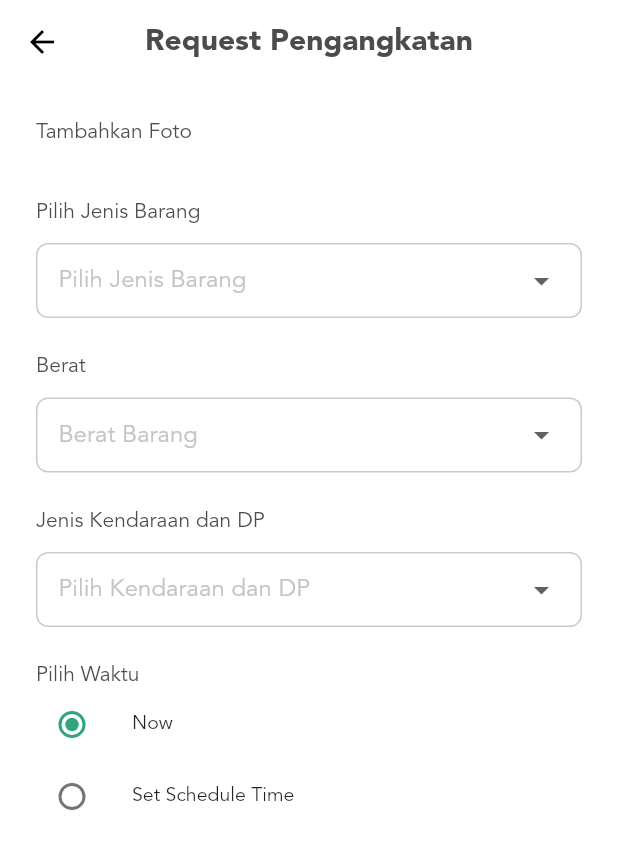
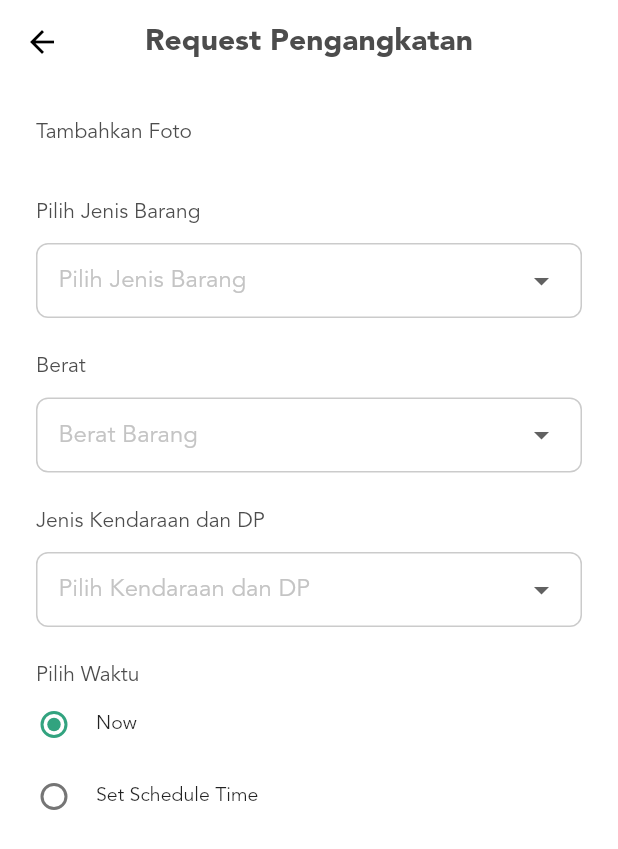
Before and after one commit to priambudiLB/trashi-mobile, a Flutter app: the screen it shows after launch, on a phone screen of 412 x 824 dp. Shown: the top 849 px of the screen. Run offline on Flutter 3.47's test engine with Material 2 defaults, Android fonts, the phone set to English and light mode, and no system bars; our stand-ins replace file_picker, flutter_svg, formz, google_maps_flutter, image_picker, logger and 1 more; project files that could hold a hidden picture were left out.

Commit message:
fix position radio button

```diff
--- a/lib/pages/form_request_pengangkatan/form_request_pengangkatan.dart
+++ b/lib/pages/form_request_pengangkatan/form_request_pengangkatan.dart
@@ -84,7 +84,10 @@ class _FormRequestPengangkatanState extends State<FormRequestPengangkatan> {
               dense: true,
               contentPadding: EdgeInsets.all(0),
               minVerticalPadding: 0,
+              horizontalTitleGap: 0,
               leading: Radio<TimeType>(
+                materialTapTargetSize: MaterialTapTargetSize.shrinkWrap,
+                visualDensity: VisualDensity(horizontal: -4),
                 value: TimeType.NOW,
                 groupValue: context
                     .watch<FormRequestPengangkatanProvider>()
@@ -101,7 +104,10 @@ class _FormRequestPengangkatanState extends State<FormRequestPengangkatan> {
               dense: true,
               contentPadding: EdgeInsets.all(0),
               minVerticalPadding: 0,
+              horizontalTitleGap: 0,
               leading: Radio<TimeType>(
+                materialTapTargetSize: MaterialTapTargetSize.shrinkWrap,
+                visualDensity: VisualDensity(horizontal: -4),
                 value: TimeType.SCHEDULED_TIME,
                 groupValue: context
                     .watch<FormRequestPengangkatanProvider>()
```
